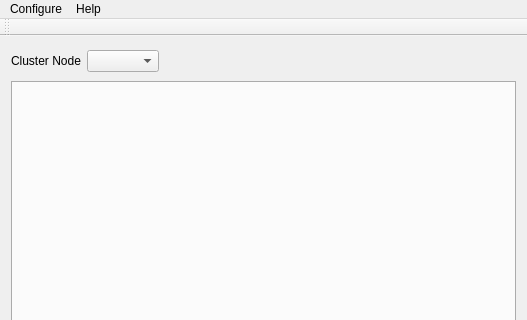
Before: the Qt Designer form mqt/MqtCluster/clustermainwindow.ui in Rsclub22/Minos2-Mirror, drawn with Qt 5; both pictures show x 0 to 527 and y 0 to 320 of the 527 by 548 pixel window.
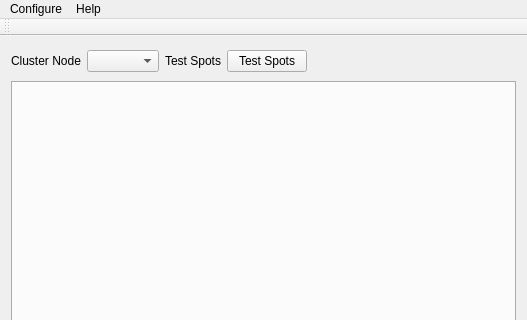
After: the same form once the commit is applied. Custom widgets are drawn as their Qt base class.

Commit message: add a facility in cluster server to get test spots from a file and parse them in cluster server to send to clusterframe

```diff
--- a/mqt/MqtCluster/clustermainwindow.ui
+++ b/mqt/MqtCluster/clustermainwindow.ui
@@ -27,6 +27,20 @@
       <item>
        <widget class="QComboBox" name="nodeCb"/>
       </item>
+      <item>
+       <widget class="QLabel" name="testSpotsLab">
+        <property name="text">
+         <string>Test Spots</string>
+        </property>
+       </widget>
+      </item>
+      <item>
+       <widget class="QPushButton" name="testSpotsPb">
+        <property name="text">
+         <string>Test Spots</string>
+        </property>
+       </widget>
+      </item>
       <item>
        <spacer name="horizontalSpacer">
         <property name="orientation">
```
The commit also changes 2 other files.
